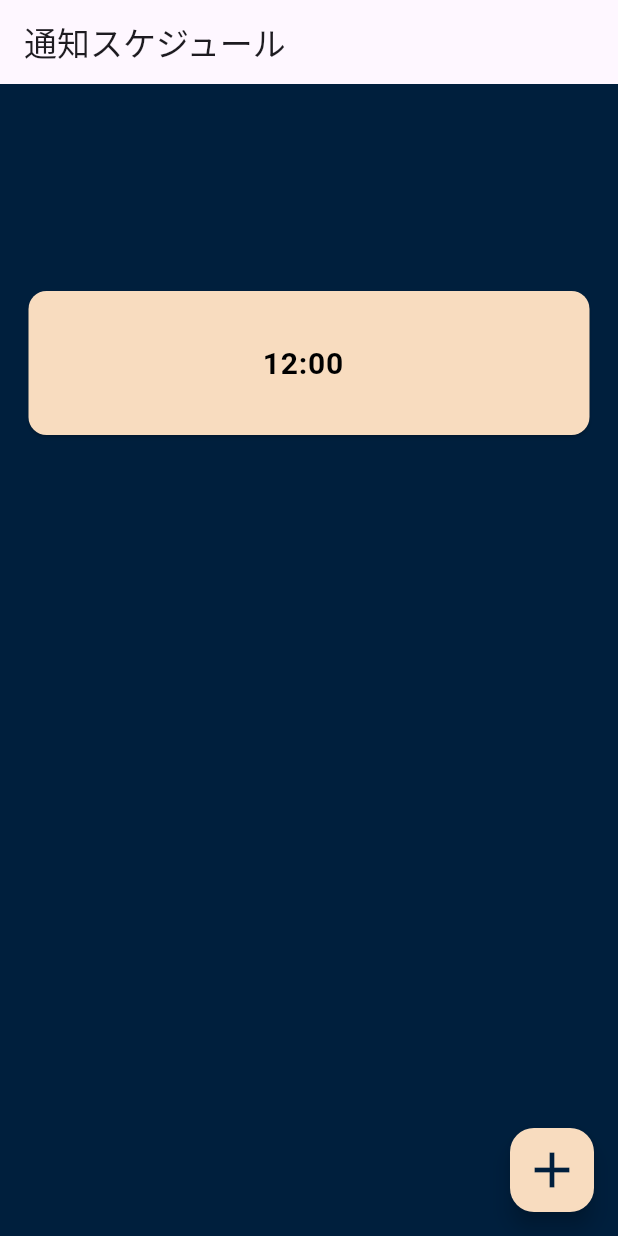
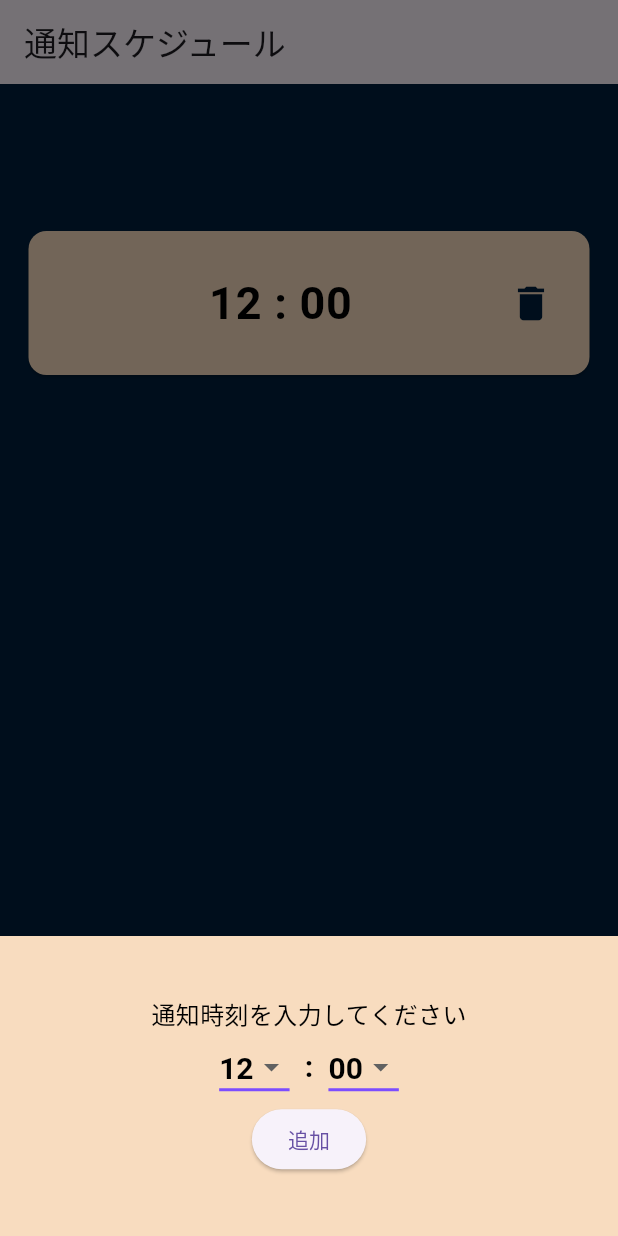
Before and after one commit to kesojiso/notivocab, a Flutter app: the NoticeScheduleSettingPage screen opened by its route, after a tap on the "add" icon, on a phone screen of 412 x 824 dp. Run offline on Flutter 3.47's test engine with Material 3 defaults, Android fonts, the light colour scheme and no system bars; our stand-ins replace flutter_riverpod, go_router, shared_preferences; accounts and stored records are empty.

Commit message:
create notice schedule management page

```diff
--- /dev/null
+++ b/lib/src/component/warningbox.dart
@@ -0,0 +1,29 @@
+import 'package:flutter/material.dart';
+import 'package:notivocab/src/constants.dart';
+
+class Warningbox extends StatelessWidget {
+  final String titleText;
+  final String subtitleText;
+  const Warningbox(
+      {super.key, required this.titleText, required this.subtitleText});
+
+  @override
+  Widget build(BuildContext context) {
+    return Card(
+      margin: const EdgeInsets.fromLTRB(20, 10, 20, 10),
+      child: ListTile(
+        shape: BeveledRectangleBorder(
+          borderRadius: BorderRadius.circular(10),
+        ),
+        title: Center(
+          child: Text(
+            titleText,
+            style: const TextStyle(color: Colors.red),
+          ),
+        ),
+        subtitle: Center(child: Text(subtitleText)),
+        tileColor: buttonColor,
+      ),
+    );
+  }
+}
--- a/lib/src/constants.dart
+++ b/lib/src/constants.dart
@@ -26,7 +26,11 @@ const TextStyle normalTextStyle = TextStyle(
   fontSize: 16.0,
   color: primaryTextColor,
 );
-
+const TextStyle timerTextStyle = TextStyle(
+  fontSize: 30.0,
+  fontWeight: FontWeight.bold,
+  color: primaryTextColor,
+);
 // Constants for API endpoints
 const String baseUrl = 'https://api.example.com';
 const String loginEndpoint = '/login';
@@ -43,6 +47,9 @@ const List<String> examScope = [
   'My単語帳',
 ];
 
-const List<String> defaultNoticeSchedule = [
-  '12:00',
+const List<(String, String)> defaultNoticeSchedule = [
+  ('12', '00'),
 ];
+
+const noticeDoesNotSetWarningTitle = '※通知の時刻がセットされていません！';
+const noticeDoesNotSetWarningSubtitle = '通知時刻を追加して学習を始めましょう';
--- a/lib/src/router.dart
+++ b/lib/src/router.dart
@@ -2,9 +2,9 @@
 import 'package:flutter/material.dart';
 import 'package:go_router/go_router.dart';
 import 'view/homepage.dart';
-import 'view/settingpage_top.dart';
-import 'view/settingpage_word_section.dart';
-import 'view/settingpage_notice_schedule.dart';
+import 'view/notice_setting/settingpage_top.dart';
+import 'view/notice_setting/word_section/settingpage_word_section.dart';
+import 'view/notice_setting/notice_schedule/notice_schedule.dart';
 
 final GoRouter router = GoRouter(
   routes: <RouteBase>[
--- /dev/null
+++ b/lib/src/view/notice_setting/notice_schedule/notice_schedule.dart
@@ -0,0 +1,154 @@
+import 'package:flutter/material.dart';
+import 'package:go_router/go_router.dart';
+import 'package:flutter_riverpod/flutter_riverpod.dart';
+import '../../../constants.dart';
+import '../../../model/setting_notice_schedule.dart';
+import 'schedle_dropdown_menu.dart';
+import '../../../model/setting_notice_schedule_input_form.dart';
+import '../../../component/warningbox.dart';
+
+class NoticeScheduleSettingPage extends ConsumerWidget {
+  const NoticeScheduleSettingPage({super.key});
+
+  @override
+  Widget build(BuildContext context, WidgetRef ref) {
+    final noticeScheduleList = ref.watch(noticeScheduleProvider).noticeSchedule;
+    return PopScope(
+      onPopInvoked: (bool result) {
+        ref.invalidate(noticeScheduleProvider);
+      },
+      child: Scaffold(
+        backgroundColor: primaryColor,
+        appBar: AppBar(
+          title: const Text('通知スケジュール'),
+        ),
+        body: SafeArea(
+          child: Column(
+            mainAxisAlignment: MainAxisAlignment.spaceBetween,
+            children: [
+              const SizedBox(
+                height: 10,
+              ),
+              noticeScheduleList.isEmpty
+                  ? const Warningbox(
+                      titleText: noticeDoesNotSetWarningTitle,
+                      subtitleText: noticeDoesNotSetWarningSubtitle,
+                    )
+                  : SizedBox(
+                      height: 500,
+                      child: ListView.builder(
+                        padding: const EdgeInsets.fromLTRB(15, 0, 15, 0),
+                        itemCount: noticeScheduleList.length,
+                        itemBuilder: (context, index) {
+                          return Card(
+                            color: buttonColor,
+                            child: ListTile(
+                              title: SizedBox(
+                                height: 80,
+                                child: Row(
+                                  mainAxisAlignment:
+                                      MainAxisAlignment.spaceBetween,
+                                  children: [
+                                    const SizedBox(),
+                                    Text(
+                                      '${noticeScheduleList[index].$1} : ${noticeScheduleList[index].$2}',
+                                      style: timerTextStyle,
+                                    ),
+                                    GestureDetector(
+                                        onTap: () {
+                                          ref
+                                              .read(noticeScheduleProvider
+                                                  .notifier)
+                                              .remoevSchedule(
+                                                  noticeScheduleList[index]);
+                                        },
+                                        child: const Icon(Icons.delete,
+                                            color: primaryColor, size: 30)),
+                                  ],
+                                ),
+                              ),
+                              onTap: () {},
+                            ),
+                          );
+                        },
+                      ),
+                    ),
+              const NoticeTimeAppendForm(),
+            ],
+          ),
+        ),
+        floatingActionButton: FloatingActionButton(
+            backgroundColor: buttonColor,
+            onPressed: () {
+              ref.read(noticeScheduleProvider.notifier).setNoticeSchedule();
+              ref.invalidate(noticeScheduleProvider);
+              context.pop();
+            },
+            child: const Icon(Icons.save, color: primaryColor, size: 40)),
+      ),
+    );
+  }
+}
+
+class NoticeTimeAppendForm extends ConsumerWidget {
+  const NoticeTimeAppendForm({super.key});
+
+  @override
+  Widget build(BuildContext context, WidgetRef ref) {
+    return Center(
+      child: ElevatedButton(
+        style: ElevatedButton.styleFrom(
+          shape: const CircleBorder(),
+          backgroundColor: buttonColor,
+        ),
+        child: const Icon(Icons.add, color: primaryColor, size: 90),
+        onPressed: () {
+          showModalBottomSheet<void>(
+            context: context,
+            builder: (BuildContext context) {
+              return Container(
+                height: 200,
+                color: buttonColor,
+                child: Center(
+                  child: Column(
+                    mainAxisAlignment: MainAxisAlignment.spaceBetween,
+                    mainAxisSize: MainAxisSize.min,
+                    children: <Widget>[
+                      const Text('通知時刻を入力してください', style: normalTextStyle),
+                      const ScheduleInputForm(),
+                      ElevatedButton(
+                        child: const Text('追加'),
+                        onPressed: () {
+                          bool ans = ref
+                              .read(noticeScheduleProvider.notifier)
+                              .appendSchedule((
+                            ref.watch(noticeHourMinuteProvider).hour,
+                            ref.watch(noticeHourMinuteProvider).minute
+                          ));
+                          if (!ans) {
+                            ScaffoldMessenger.of(context)
+                                .showSnackBar(scheduleAlreadyExistSnackBar);
+                            return;
+                          }
+                          Navigator.pop(context);
+                          ref.invalidate(noticeHourMinuteProvider);
+                        },
+                      ),
+                    ],
+                  ),
+                ),
+              );
+            },
+          );
+        },
+      ),
+    );
+  }
+}
+
+const scheduleAlreadyExistSnackBar = SnackBar(
+  backgroundColor: Colors.red,
+  behavior: SnackBarBehavior.floating,
+  margin: EdgeInsets.only(bottom: 200, left: 20, right: 20),
+  content: Text("既に存在する時刻です"),
+);
--- /dev/null
+++ b/lib/src/view/notice_setting/notice_schedule/schedle_dropdown_menu.dart
@@ -0,0 +1,70 @@
+import 'package:flutter/material.dart';
+import 'package:flutter_riverpod/flutter_riverpod.dart';
+import 'package:notivocab/src/constants.dart';
+import '../../../model/setting_notice_schedule_input_form.dart';
+
+final List<String> hours =
+    List.generate(24, (index) => index.toString().padLeft(2, '0'));
+final List<String> minutes =
+    List.generate(6, (index) => (index * 10).toString().padLeft(2, '0'));
+
+class ScheduleInputForm extends ConsumerWidget {
+  const ScheduleInputForm({super.key});
+
+  @override
+  Widget build(BuildContext context, WidgetRef ref) {
+    final hour = ref.watch(noticeHourMinuteProvider).hour;
+    final minute = ref.watch(noticeHourMinuteProvider).minute;
+
+    return Row(
+      mainAxisAlignment: MainAxisAlignment.center,
+      children: [
+        ScheduleDropDownMenu(
+          items: hours,
+          value: hour,
+          onChanged: (String? value) {
+            ref
+                .read(noticeHourMinuteProvider.notifier)
+                .updateSchedule(value, minute);
+          },
+        ),
+        const SizedBox(width: 10),
+        const Text(':', style: buttonTextStyle),
+        const SizedBox(width: 10),
+        ScheduleDropDownMenu(
+          items: minutes,
+          value: minute,
+          onChanged: (String? value) {
+            ref
+                .read(noticeHourMinuteProvider.notifier)
+                .updateSchedule(hour, value);
+          },
+        ),
+      ],
+    );
+  }
+}
+
+class ScheduleDropDownMenu extends DropdownButton<String> {
+  ScheduleDropDownMenu(
+      {super.key,
+      required List<String> items,
+      required String value,
+      required Function(String?) onChanged})
+      : super(
+          elevation: 16,
+          style: const TextStyle(color: Colors.deepPurple),
+          underline: Container(
+            height: 2,
+            color: Colors.deepPurpleAccent,
+          ),
+          items: items.map((String item) {
+            return DropdownMenuItem<String>(
+              value: item,
+              child: Text(item, style: buttonTextStyle),
+            );
+          }).toList(),
+          value: value,
+          onChanged: onChanged,
+        );
+}
--- a/lib/src/view/settingpage_top.dart
+++ b/lib/src/view/notice_setting/settingpage_top.dart
@@ -1,7 +1,7 @@
 import 'package:flutter/material.dart';
 import 'package:go_router/go_router.dart';
-import '../constants.dart';
-import '../component/button.dart';
+import '../../constants.dart';
+import '../../component/button.dart';
 
 class SettingPage extends StatelessWidget {
   const SettingPage({super.key});
--- a/lib/src/view/settingpage_word_section.dart
+++ b/lib/src/view/notice_setting/word_section/settingpage_word_section.dart
@@ -1,8 +1,8 @@
 import 'package:flutter/material.dart';
 import 'package:go_router/go_router.dart';
 import 'package:flutter_riverpod/flutter_riverpod.dart';
-import '../constants.dart';
-import '../model/setting_word_section.dart';
+import '../../../constants.dart';
+import '../../../model/setting_word_section.dart';
 
 class WordSectionSettingPage extends ConsumerWidget {
   const WordSectionSettingPage({super.key});
--- a/lib/src/view/settingpage_notice_schedule.dart
+++ /dev/null
@@ -1,65 +0,0 @@
-import 'package:flutter/material.dart';
-import 'package:go_router/go_router.dart';
-import 'package:flutter_riverpod/flutter_riverpod.dart';
-import '../constants.dart';
-import '../model/setting_notice_schedule.dart';
-
-class NoticeScheduleSettingPage extends ConsumerWidget {
-  const NoticeScheduleSettingPage({super.key});
-
-  @override
-  Widget build(BuildContext context, WidgetRef ref) {
-    final noticeScheduleList = ref.watch(noticeScheduleProvider).noticeSchedule;
-    if (noticeScheduleList.isEmpty) {
-      return const CircularProgressIndicator();
-    } else {
-      return PopScope(
-        onPopInvoked: (bool result) {
-          ref.invalidate(noticeScheduleProvider);
-        },
-        child: Scaffold(
-          backgroundColor: primaryColor,
-          appBar: AppBar(
-            title: const Text('通知スケジュール'),
-          ),
-          body: SafeArea(
-            child: Center(
-              child: SizedBox(
-                height: 500,
-                child: ListView.builder(
-                  padding: const EdgeInsets.fromLTRB(15, 0, 15, 0),
-                  itemCount: noticeScheduleList.length,
-                  itemBuilder: (context, index) {
-                    return Card(
-                      color: buttonColor,
-                      child: ListTile(
-                        title: SizedBox(
-                          height: 80,
-                          child: Center(
-                            child: Text(
-                              noticeScheduleList[index],
-                              style: buttonTextStyle,
-                            ),
-                          ),
-                        ),
-                        onTap: () {},
-                      ),
-                    );
-                  },
-                ),
-              ),
-            ),
-          ),
-          floatingActionButton: FloatingActionButton(
-              backgroundColor: buttonColor,
-              onPressed: () {
-                ref.read(noticeScheduleProvider.notifier).setNoticeSchedule();
-                ref.invalidate(noticeScheduleProvider);
-                context.pop();
-              },
-              child: const Icon(Icons.add, color: primaryColor, size: 40)),
-        ),
-      );
-    }
-  }
-}
```
Also changed, not shown: lib/src/model/setting_notice_schedule.dart (+42 -15 lines), lib/src/model/setting_notice_schedule_input_form.dart (added, +27 -0 lines).
